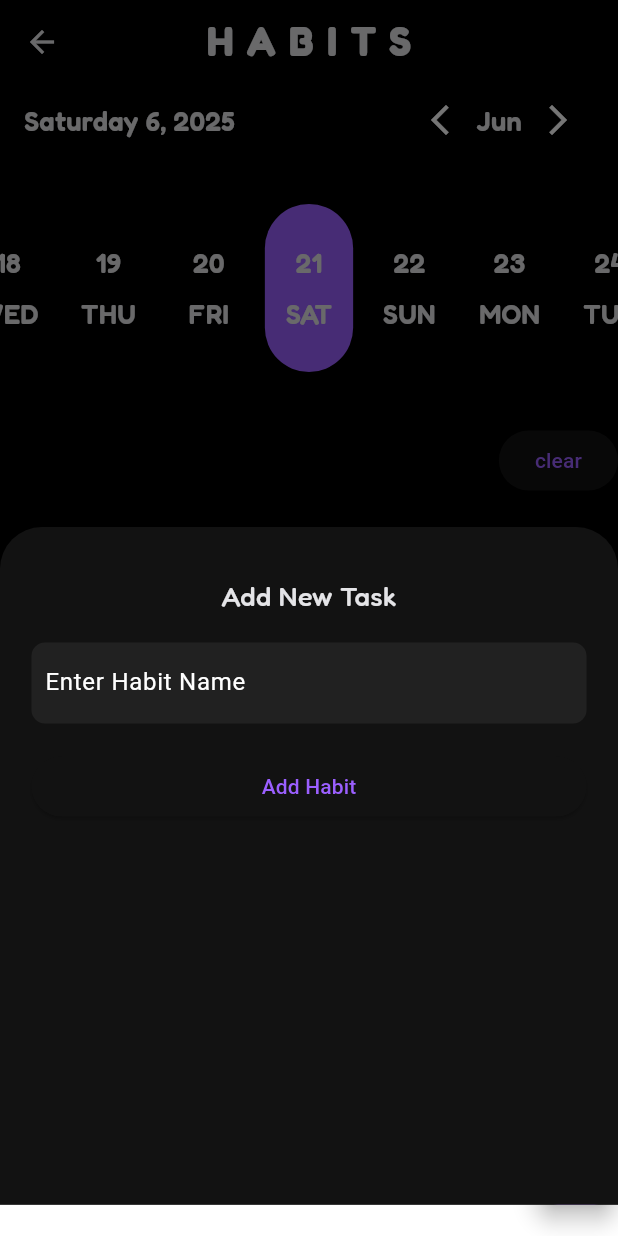
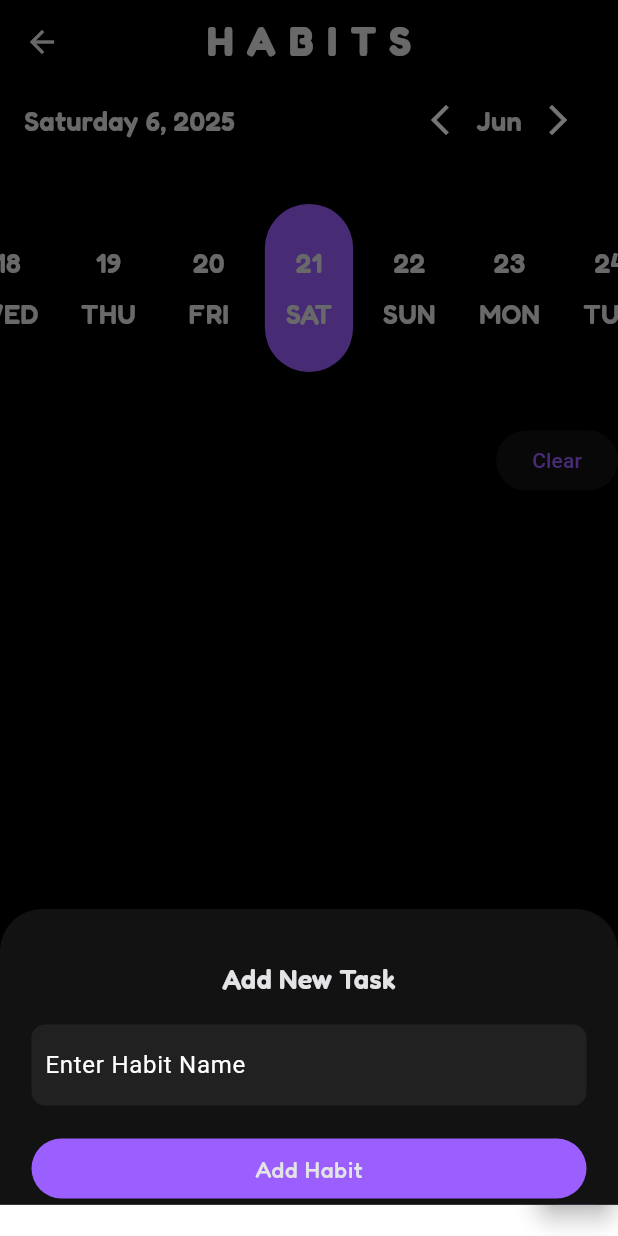
Before and after one commit to sujalpoudel78/luna, a Flutter app: the HabitPage screen opened by its route, after a tap on the "add" icon, on a phone screen of 412 x 824 dp. Run offline on Flutter 3.47's test engine with Material 3 defaults, Android fonts, the phone set to English and light mode, and no system bars; drawn by our look-alikes of easy_date_timeline; our stand-ins replace flutter_slidable, flutter_svg, hive_flutter; accounts and stored records are empty.

Commit message:
add remove habit feature

```diff
--- a/lib/pages/habit_add.dart
+++ b/lib/pages/habit_add.dart
@@ -1,47 +1,57 @@
 import 'package:flutter/material.dart';
-import 'package:luna/pages/habit_page.dart';
+import 'package:hive_flutter/hive_flutter.dart';
 import 'package:luna/pages/theme.dart';
 
-class HabitAdd extends StatefulWidget {
-  final VoidCallback onCreate;
-  const HabitAdd({super.key,required this.onCreate});
+class HabitAdd extends StatelessWidget {
+  const HabitAdd({super.key});
 
   @override
-  State<HabitAdd> createState() => _HabitAddState();
+  Widget build(BuildContext context) {
+    final habitController = TextEditingController();
+
+    void addHabit() {
+      final habitName = habitController.text.trim();
+      if (habitName.isNotEmpty) {
+        Hive.box('habitsBox').add(habitName);
+        Navigator.pop(context);
+      }
     }
 
-class _HabitAddState extends State<HabitAdd> {
-  @override
-  Widget build(BuildContext context) {
-
-    final Function createHabit;
-
     return Container(
-      width: double.infinity,
-      child: Padding(
-        padding: EdgeInsets.fromLTRB(21, 33, 21, 0),
+      padding: const EdgeInsets.fromLTRB(21, 33, 21, 0),
       child: ListView(
+        shrinkWrap: true,
         children: [
-            Center(child: Text('Add New Task')),
-            SizedBox(height: 18),
+          const Center(
+            child: Text(
+              'Add New Task',
+              style: TextStyle(fontWeight: FontWeight.w600, fontSize: 18),
+            ),
+          ),
+          const SizedBox(height: 18),
           Container(
             decoration: BoxDecoration(
               color: AppTheme.surfaceColor,
               borderRadius: BorderRadius.circular(9),
             ),
-              padding: EdgeInsets.symmetric(horizontal: 9, vertical: 3),
+            padding: const EdgeInsets.symmetric(horizontal: 9, vertical: 3),
             child: TextField(
               controller: habitController,
-                decoration: InputDecoration(
+              decoration: const InputDecoration(
                 hintText: 'Enter Habit Name',
                 border: InputBorder.none,
               ),
             ),
           ),
-            SizedBox(height: 18),
-            ElevatedButton(onPressed: widget.onCreate, child: Text('Add Habit')),
+          const SizedBox(height: 18),
+          FilledButton(
+            onPressed: addHabit,
+            child: Text(
+              'Add Habit',
+              style: Theme.of(context).textTheme.labelMedium,
+            ),
+          ),
         ],
-        ),
       ),
     );
   }
--- a/lib/pages/habit_page.dart
+++ b/lib/pages/habit_page.dart
@@ -4,6 +4,8 @@ import 'package:hive_flutter/adapters.dart';
 import 'package:luna/models/habit_model.dart';
 import 'package:luna/pages/habit_add.dart';
 import 'package:luna/pages/theme.dart';
+
+final habitsBox = Hive.box('habitsBox');
 
 final commonTextStyle = TextStyle(
   fontSize: 18,
@@ -17,46 +19,22 @@ final commonDayStyle = DayStyle(
   dayStrStyle: commonTextStyle,
 );
 
-class HabitPage extends StatefulWidget {
+class HabitPage extends StatelessWidget {
   const HabitPage({super.key});
 
-  @override
-  State<HabitPage> createState() => _HabitPageState();
-}
-
-final Box habitsBox = Hive.box('habitsBox');
-
-  final habitController = TextEditingController();
-class _HabitPageState extends State<HabitPage> {
-
-  void addHabit() {
-    final habitName = habitController.text.trim();
-    if (habitName.isNotEmpty) {
-      setState(() {
-      habitsBox.add(habitName);
-      habitController.clear();
-      });
-    }
-  }
-
-  void createNewHabit() {
-    setState(() {
-      showModalBottomSheet(context: context, builder: (context) => HabitAdd(onCreate: addHabit,));
-    });
+  void createNewHabit(BuildContext context) {
+    showModalBottomSheet(context: context, builder: (_) => const HabitAdd());
   }
 
   @override
   Widget build(BuildContext context) {
-    List<dynamic> habits = habitsBox.values.toList();
-
     return Scaffold(
-      appBar: AppBar(title: Text('HABITS')),
+      appBar: AppBar(title: const Text('HABITS')),
       body: Column(
         crossAxisAlignment: CrossAxisAlignment.end,
         children: [
           EasyDateTimeLine(
             initialDate: DateTime.now(),
-
             headerProps: EasyHeaderProps(
               monthPickerType: MonthPickerType.switcher,
               monthStyle: commonTextStyle,
@@ -65,34 +43,76 @@ class _HabitPageState extends State<HabitPage> {
             ),
             dayProps: EasyDayProps(
               width: MediaQuery.of(context).size.width / 7,
-
               dayStructure: DayStructure.dayNumDayStr,
               todayStyle: commonDayStyle,
               inactiveDayStyle: commonDayStyle,
-
               activeDayStyle: commonDayStyle,
               borderColor: Colors.transparent,
               todayHighlightStyle: TodayHighlightStyle.withBorder,
               todayHighlightColor: AppTheme.primaryColor,
             ),
           ),
-          SizedBox(height: 27),
-          ElevatedButton(onPressed: habitsBox.clear, child: Text('clear')),
-          SizedBox(height: 27),
+          const SizedBox(height: 27),
+          ElevatedButton(
+            onPressed: habitsBox.clear,
+            child: const Text('Clear'),
+          ),
+          const SizedBox(height: 27),
           Expanded(
-            child: ListView.separated(
-              itemBuilder: (context, index) {
-                return Container(
-                  decoration: BoxDecoration(color: AppTheme.dividerColor),
-                  child: ListTile(title: Text(habits[index])),
+            child: ValueListenableBuilder(
+              valueListenable: habitsBox.listenable(),
+              builder: (context, Box box, _) {
+                final habits = box.values.toList();
+                return ListView.separated(
+                  itemBuilder: (context, index) {
+                    return Container(
+                      margin: EdgeInsets.symmetric(horizontal: 9),
+                      decoration: BoxDecoration(
+                        borderRadius: BorderRadius.circular(18),
+                        color: AppTheme.surfaceColor,
+                      ),
+                      child: ListTile(
+                        onLongPress: () {
+                          showModalBottomSheet(
+                            context: context,
+                            builder:
+                                (context) => Container(
+                                  margin: EdgeInsets.all(18),
+                                  child: FilledButton(
+                                    onPressed: () async {
+                                      await habitsBox.deleteAt(index);
+                                      Navigator.pop(context);
+                                    },
+                                    child: Container(
+                                      width: double.infinity,
+                                      child: Icon(Icons.delete),
+                                    ),
+                                  ),
+                                ),
+                          );
+                        },
+                        leading: Icon(Icons.person_search),
+                        title: Text(
+                          habits[index],
+                          style: Theme.of(context).textTheme.titleMedium,
+                        ),
+                        subtitle: Text(
+                          'data',
+                          style: Theme.of(context).textTheme.labelMedium,
+                        ),
+                        trailing: Checkbox(value: false, onChanged: (value) {}),
+                        onTap: () {},
+                      ),
+                    );
+                  },
+                  separatorBuilder: (_, __) => SizedBox(height: 18),
+                  itemCount: habits.length,
                 );
               },
-              separatorBuilder: (context, index) => SizedBox(height: 18),
-              itemCount: habits.length,
             ),
           ),
           FloatingActionButton(
-            onPressed: createNewHabit,
+            onPressed: () => createNewHabit(context),
             splashColor: AppTheme.accentColor,
             child: Icon(Icons.add, color: AppTheme.textColor),
           ),
```
Also changed, not shown: lib/pages/theme.dart (+8 -2 lines). Lines whose indentation alone changed are shown as unchanged.
